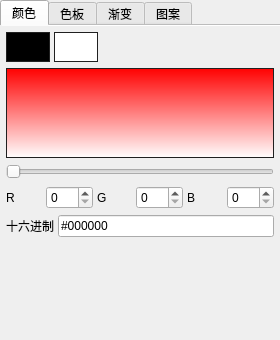
littletenyuan01/photoshopDemo, file psDemo/ui/colorspanel.ui: the form before one commit.
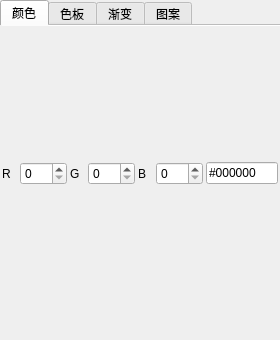
The form after the commit. The open tabs and pages were chosen to show the change. Custom widgets are drawn as their Qt base class.

Diff of the .ui file:
```diff
--- a/psDemo/ui/colorspanel.ui
+++ b/psDemo/ui/colorspanel.ui
@@ -67,75 +67,34 @@
          <property name="horizontalScrollBarPolicy"><enum>Qt::ScrollBarPolicy::ScrollBarAlwaysOff</enum></property>
          <widget class="QWidget" name="colorScrollBody">
           <layout class="QVBoxLayout" name="colorBodyLayout">
-           <property name="spacing"><number>6</number></property>
-           <property name="leftMargin"><number>6</number></property>
-           <property name="topMargin"><number>6</number></property>
-           <property name="rightMargin"><number>6</number></property>
-           <property name="bottomMargin"><number>6</number></property>
+           <property name="spacing"><number>4</number></property>
+           <property name="leftMargin"><number>2</number></property>
+           <property name="topMargin"><number>2</number></property>
+           <property name="rightMargin"><number>2</number></property>
+           <property name="bottomMargin"><number>4</number></property>
            <item>
-            <layout class="QHBoxLayout" name="colorSwatchRow">
-             <property name="spacing"><number>4</number></property>
-             <item>
-              <widget class="QFrame" name="fgSwatch">
-               <property name="minimumSize"><size><width>44</width><height>30</height></size></property>
-               <property name="toolTip"><string>前景色</string></property>
-               <property name="styleSheet"><string notr="true">background-color: #000000; border: 1px solid #202020;</string></property>
-              </widget>
-             </item>
-             <item>
-              <widget class="QFrame" name="bgSwatch">
-               <property name="minimumSize"><size><width>44</width><height>30</height></size></property>
-               <property name="toolTip"><string>背景色</string></property>
-               <property name="styleSheet"><string notr="true">background-color: #ffffff; border: 1px solid #202020;</string></property>
-              </widget>
-             </item>
-             <item>
-              <spacer name="colorSwatchSpacer">
-               <property name="orientation"><enum>Qt::Orientation::Horizontal</enum></property>
-               <property name="sizeHint" stdset="0"><size><width>10</width><height>10</height></size></property>
-              </spacer>
-             </item>
-            </layout>
-           </item>
-           <item>
-            <!-- 【占位】PS 的色域是 HSV 双渐变方块；样式表做不出二维渐变，
-                 此处用竖直渐变近似。真接功能时需自绘（可参照 ui/colorpickerdialog.cpp 的色域实现）。 -->
-            <widget class="QFrame" name="colorField">
-             <property name="minimumSize"><size><width>0</width><height>90</height></size></property>
-             <property name="toolTip"><string>色域（UI 占位）</string></property>
-             <property name="styleSheet"><string notr="true">background: qlineargradient(x1:0, y1:0, x2:0, y2:1, stop:0 #ff0000, stop:1 #ffffff); border: 1px solid #202020;</string></property>
+            <widget class="HsvColorWell" name="hsvWell" native="true">
+             <property name="minimumSize"><size><width>0</width><height>130</height></size></property>
+             <property name="toolTip"><string>色域：拖动选饱和度/明度；右侧条选色相（对齐 PS 颜色面板）</string></property>
             </widget>
            </item>
            <item>
-            <widget class="QSlider" name="hueSlider">
-             <property name="minimumSize"><size><width>0</width><height>16</height></size></property>
-             <property name="maximum"><number>359</number></property>
-             <property name="orientation"><enum>Qt::Orientation::Horizontal</enum></property>
-             <property name="toolTip"><string>色相（UI 占位：只驱动上方色域与 RGB 的显示，不改文档）</string></property>
-            </widget>
-           </item>
-           <item>
+            <!-- 辅助 RGB/十六进制（PS 可切换显示模式；本 Demo 常驻一行便于读数） -->
             <layout class="QHBoxLayout" name="rgbRow">
-             <property name="spacing"><number>4</number></property>
+             <property name="spacing"><number>3</number></property>
              <item><widget class="QLabel" name="labelR"><property name="text"><string>R</string></property></widget></item>
-             <item><widget class="QSpinBox" name="spinR"><property name="maximum"><number>255</number></property><property name="value"><number>0</number></property></widget></item>
+             <item><widget class="QSpinBox" name="spinR"><property name="maximum"><number>255</number></property></widget></item>
              <item><widget class="QLabel" name="labelG"><property name="text"><string>G</string></property></widget></item>
-             <item><widget class="QSpinBox" name="spinG"><property name="maximum"><number>255</number></property><property name="value"><number>0</number></property></widget></item>
+             <item><widget class="QSpinBox" name="spinG"><property name="maximum"><number>255</number></property></widget></item>
              <item><widget class="QLabel" name="labelB"><property name="text"><string>B</string></property></widget></item>
-             <item><widget class="QSpinBox" name="spinB"><property name="maximum"><number>255</number></property><property name="value"><number>0</number></property></widget></item>
-            </layout>
-           </item>
-           <item>
-            <layout class="QHBoxLayout" name="hexRow">
-             <property name="spacing"><number>4</number></property>
-             <item><widget class="QLabel" name="labelHex"><property name="text"><string>十六进制</string></property></widget></item>
-             <item><widget class="QLineEdit" name="hexEdit"><property name="text"><string>#000000</string></property></widget></item>
+             <item><widget class="QSpinBox" name="spinB"><property name="maximum"><number>255</number></property></widget></item>
+             <item><widget class="QLineEdit" name="hexEdit"><property name="maximumSize"><size><width>72</width><height>16777215</height></size></property><property name="text"><string>#000000</string></property></widget></item>
             </layout>
            </item>
            <item>
             <spacer name="colorTabSpacer">
              <property name="orientation"><enum>Qt::Orientation::Vertical</enum></property>
-             <property name="sizeHint" stdset="0"><size><width>10</width><height>10</height></size></property>
+             <property name="sizeHint" stdset="0"><size><width>10</width><height>4</height></size></property>
             </spacer>
            </item>
           </layout>
@@ -325,6 +284,14 @@
    </item>
   </layout>
  </widget>
+ <customwidgets>
+  <customwidget>
+   <class>HsvColorWell</class>
+   <extends>QWidget</extends>
+   <header>ui/hsvcolorwell.h</header>
+   <container>0</container>
+  </customwidget>
+ </customwidgets>
  <resources/>
  <connections/>
 </ui>
```
Left out of the diff: 229 changed lines with no effect on the pictures.
